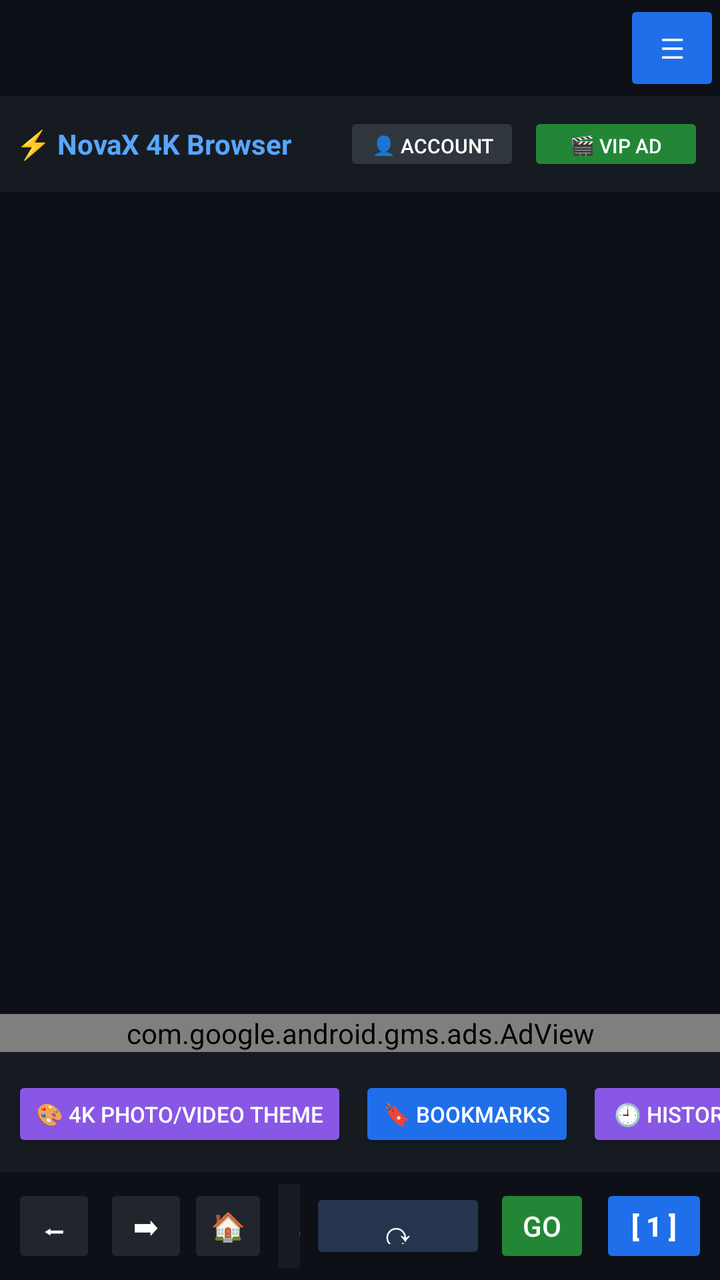
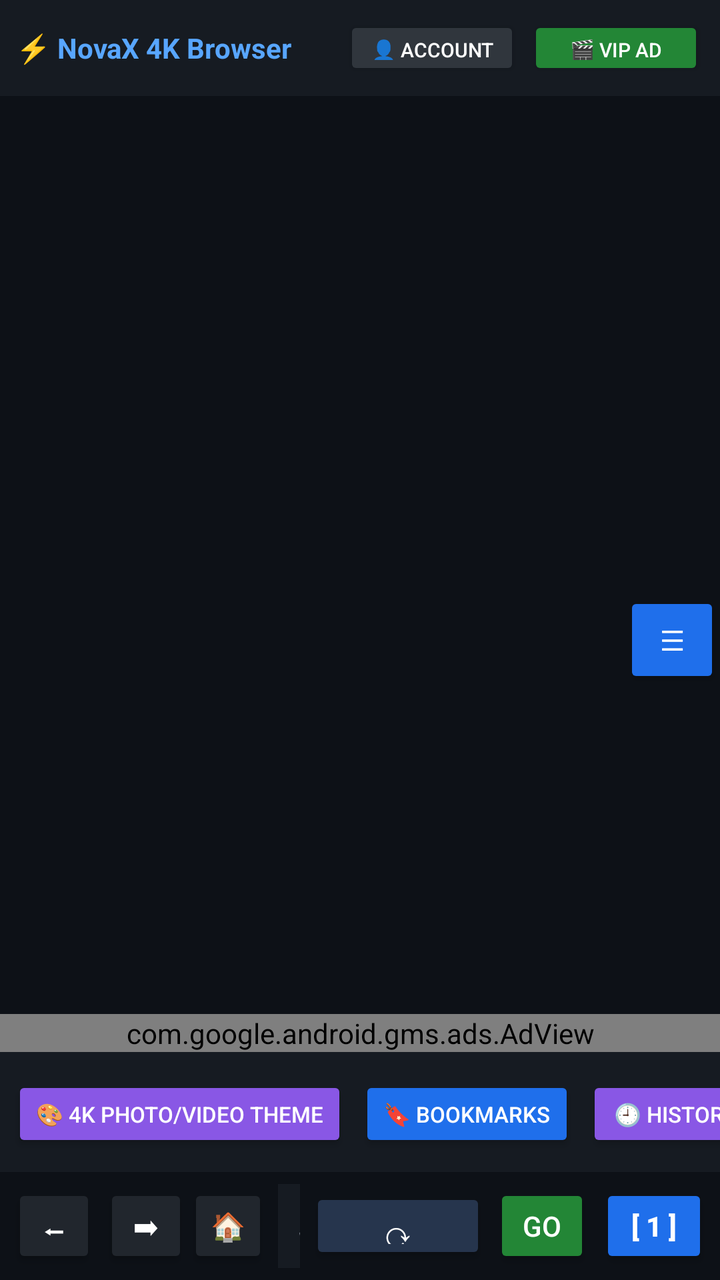

The first picture is an Android layout as it rendered before a commit; the second is the same layout after the commit. The layout source and the unified diff follow.
<!-- AndroidManifest.xml: application theme Theme.AppCompat.DayNight.NoActionBar -->
<!-- res/layout/activity_main.xml -->
<?xml version="1.0" encoding="utf-8"?>
<LinearLayout xmlns:android="http://schemas.android.com/apk/res/android"
    xmlns:ads="http://schemas.android.com/apk/res-auto"
    android:layout_width="match_parent"
    android:layout_height="match_parent"
    android:orientation="vertical"
    android:background="#0D1117">

    <Button
        android:id="@+id/btnUiToggle"
        android:layout_width="48dp"
        android:layout_height="48dp"
        android:text="☰"
        android:contentDescription="Toggle browser bars"
        android:layout_gravity="end"
        android:elevation="12dp"
        android:backgroundTint="#1F6FEB"
        android:textColor="#FFFFFF" />

    <LinearLayout
        android:id="@+id/topBar"
        android:layout_width="match_parent"
        android:layout_height="wrap_content"
        android:background="#161B22"
        android:padding="8dp"
        android:gravity="center_vertical">
        <TextView
            android:id="@+id/tvBrand"
            android:layout_width="0dp"
            android:layout_height="wrap_content"
            android:layout_weight="1"
            android:text="⚡ NovaX 4K Browser"
            android:textColor="#58A6FF"
            android:textStyle="bold"
            android:textSize="14sp" />
        <Button
            android:id="@+id/btnAdminPanel"
            android:layout_width="wrap_content"
            android:layout_height="32dp"
            android:text="⚙️ Admin"
            android:textSize="10sp"
            android:textColor="#161B22"
            android:backgroundTint="#D4AF37"
            android:layout_marginEnd="4dp"
            android:visibility="gone" />
        <Button
            android:id="@+id/btnLogin"
            android:layout_width="wrap_content"
            android:layout_height="32dp"
            android:text="👤 Account"
            android:textSize="10sp"
            android:textColor="#FFFFFF"
            android:backgroundTint="#30363D"
            android:layout_marginEnd="4dp" />
        <Button
            android:id="@+id/btnVipAd"
            android:layout_width="wrap_content"
            android:layout_height="32dp"
            android:text="🎬 VIP Ad"
            android:textSize="10sp"
            android:textColor="#FFFFFF"
            android:backgroundTint="#238636" />
    </LinearLayout>

    <LinearLayout
        android:id="@+id/miniPlayerBar"
        android:layout_width="match_parent"
        android:layout_height="wrap_content"
        android:background="#1F6FEB"
        android:padding="6dp"
        android:gravity="center_vertical"
        android:visibility="gone">
        <TextView
            android:id="@+id/tvMiniPlayerTitle"
            android:layout_width="0dp"
            android:layout_height="wrap_content"
            android:layout_weight="1"
            android:text="🎵 Playing in Background..."
            android:textColor="#FFFFFF"
            android:textSize="12sp"
            android:singleLine="true"
            android:textStyle="bold" />
        <Button
            android:id="@+id/btnMiniPlayPause"
            android:layout_width="68dp"
            android:layout_height="32dp"
            android:text="⏯️ Play"
            android:textSize="10sp"
            android:backgroundTint="#0D1117"
            android:textColor="#FFFFFF" />
        <Button
            android:id="@+id/btnMiniClose"
            android:layout_width="36dp"
            android:layout_height="32dp"
            android:layout_marginStart="4dp"
            android:text="✖"
            android:textSize="10sp"
            android:backgroundTint="#DA3633"
            android:textColor="#FFFFFF" />
    </LinearLayout>

    <ProgressBar
        android:id="@+id/progressBar"
        style="?android:attr/progressBarStyleHorizontal"
        android:layout_width="match_parent"
        android:layout_height="3dp"
        android:visibility="gone" />

    <FrameLayout
        android:id="@+id/webContainer"
        android:layout_width="match_parent"
        android:layout_height="0dp"
        android:layout_weight="1" />

    <com.google.android.gms.ads.AdView
        android:id="@+id/adView"
        android:layout_width="match_parent"
        android:layout_height="wrap_content"
        android:background="#0D1117"
        ads:adSize="BANNER"
        ads:adUnitId="ca-app-pub-3940256099942544/6300978111" />

    <HorizontalScrollView
        android:layout_width="match_parent"
        android:layout_height="wrap_content"
        android:background="#161B22"
        android:scrollbars="none">
        <LinearLayout
            android:layout_width="wrap_content"
            android:layout_height="wrap_content"
            android:orientation="horizontal"
            android:padding="6dp">
            <Button
                android:id="@+id/btnWallpaper"
                android:layout_width="wrap_content"
                android:layout_height="38dp"
                android:text="🎨 4K Photo/Video Theme"
                android:textSize="11sp"
                android:layout_marginEnd="6dp"
                android:backgroundTint="#8957E5"
                android:textColor="#FFFFFF" />
            <Button
                android:id="@+id/btnBookmarks"
                android:layout_width="wrap_content"
                android:layout_height="38dp"
                android:text="🔖 Bookmarks"
                android:textSize="11sp"
                android:layout_marginEnd="6dp"
                android:backgroundTint="#1F6FEB"
                android:textColor="#FFFFFF" />
            <Button
                android:id="@+id/btnHistory"
                android:layout_width="wrap_content"
                android:layout_height="38dp"
                android:text="🕘 History"
                android:textSize="11sp"
                android:layout_marginEnd="6dp"
                android:backgroundTint="#8957E5"
                android:textColor="#FFFFFF" />
            <Button
                android:id="@+id/btnQuickLinks"
                android:layout_width="wrap_content"
                android:layout_height="38dp"
                android:text="🌐 Links"
                android:textSize="11sp"
                android:layout_marginEnd="6dp" />
            <Button
                android:id="@+id/btnClearData"
                android:layout_width="wrap_content"
                android:layout_height="38dp"
                android:text="🗑 Clear"
                android:textSize="11sp"
                android:layout_marginEnd="6dp" />
            <Button
                android:id="@+id/btnDownloads"
                android:layout_width="wrap_content"
                android:layout_height="38dp"
                android:text="📥 Downloads"
                android:textSize="11sp"
                android:layout_marginEnd="6dp" />
            <Button
                android:id="@+id/btnSettings"
                android:layout_width="wrap_content"
                android:layout_height="38dp"
                android:text="⚙ Settings"
                android:textSize="11sp"
                android:layout_marginEnd="6dp" />
        <Button
            android:id="@+id/btnDesktopMode"
            android:layout_width="wrap_content"
            android:layout_height="wrap_content"
            android:text="Desktop Mode" />
        <Button
            android:id="@+id/btnWebsiteTools"
            android:layout_width="wrap_content"
            android:layout_height="wrap_content"
            android:text="Website Tools" />
        <Button
            android:id="@+id/btnSharePage"
            android:layout_width="wrap_content"
            android:layout_height="wrap_content"
            android:text="Share Page" />
        <Button
            android:id="@+id/btnQrScanner"
            android:layout_width="wrap_content"
            android:layout_height="wrap_content"
            android:text="QR Scanner" />
        <Button
            android:id="@+id/btnRestoreSession"
            android:layout_width="wrap_content"
            android:layout_height="wrap_content"
            android:text="Restore Session" />
        <Button
            android:id="@+id/btnSpeakPage"
            android:layout_width="wrap_content"
            android:layout_height="wrap_content"
            android:text="Read Aloud" />
        <Button
            android:id="@+id/btnFindPage"
            android:layout_width="wrap_content"
            android:layout_height="wrap_content"
            android:text="Find in Page" />
        <Button
            android:id="@+id/btnReadingMode"
            android:layout_width="wrap_content"
            android:layout_height="wrap_content"
            android:text="Reading Mode" />
        <Button
            android:id="@+id/btnSearchEngine"
            android:layout_width="wrap_content"
            android:layout_height="wrap_content"
            android:text="Search Engine" />


            <Button
                android:id="@+id/btnIncognito"
                android:layout_width="wrap_content"
                android:layout_height="38dp"
                android:text="🕵 Private"
                android:textSize="11sp"
                android:layout_marginEnd="6dp" />
            <Button
                android:id="@+id/btnPinAudio"
                android:layout_width="wrap_content"
                android:layout_height="38dp"
                android:text="📌 Pin Audio"
                android:textSize="11sp"
                android:layout_marginEnd="6dp"
                android:backgroundTint="#21262D"
                android:textColor="#C9D1D9" />
        </LinearLayout>
    </HorizontalScrollView>

    <LinearLayout
        android:layout_width="match_parent"
        android:layout_height="wrap_content"
        android:background="#0D1117"
        android:padding="6dp"
        android:gravity="center_vertical">
        <Button
            android:id="@+id/btnBack"
            android:layout_width="42dp"
            android:layout_height="42dp"
            android:text="⬅"
            android:contentDescription="Back"
            android:backgroundTint="#21262D"
            android:textColor="#FFFFFF" />
        <Button
            android:id="@+id/btnForward"
            android:layout_width="42dp"
            android:layout_height="42dp"
            android:layout_marginStart="4dp"
            android:text="➡"
            android:contentDescription="Forward"
            android:backgroundTint="#21262D"
            android:textColor="#FFFFFF" />
        <Button
            android:id="@+id/btnHome"
            android:layout_width="40dp"
            android:layout_height="42dp"
            android:text="🏠"
            android:backgroundTint="#21262D"
            android:textColor="#FFFFFF" />
        <EditText
            android:id="@+id/etUrl"
            android:layout_width="0dp"
            android:layout_height="42dp"
            android:layout_weight="1"
            android:layout_marginStart="5dp"
            android:layout_marginEnd="5dp"
            android:background="#161B22"
            android:hint="Search URL..."
            android:textColorHint="#8B949E"
            android:textColor="#FFFFFF"
            android:paddingStart="10dp"
            android:singleLine="true"
            android:inputType="textUri" />
        <Button
                android:id="@+id/btnRefresh"
                android:layout_width="wrap_content"
                android:layout_height="38dp"
                android:text="⟳"
                android:textSize="18sp"
                android:layout_marginEnd="4dp"
                android:backgroundTint="#26354D"
                android:textColor="#FFFFFF" />
            <Button
            android:id="@+id/btnGo"
            android:layout_width="48dp"
            android:layout_height="42dp"
            android:text="GO"
            android:backgroundTint="#238636"
            android:textColor="#FFFFFF" />
        <Button
            android:id="@+id/btnTabs"
            android:layout_width="54dp"
            android:layout_height="42dp"
            android:layout_marginStart="5dp"
            android:text="[ 1 ]"
            android:textStyle="bold"
            android:backgroundTint="#1F6FEB"
            android:textColor="#FFFFFF" />
    </LinearLayout>
</LinearLayout>
<!-- resources referenced by this layout -->
<resources>

</resources>

<!-- the commit's change to res/layout/activity_main.xml (unified diff, before → after) -->
@@ -1,21 +1,15 @@
-<?xml version="1.0" encoding="utf-8"?>
-<LinearLayout xmlns:android="http://schemas.android.com/apk/res/android"
+<FrameLayout xmlns:android="http://schemas.android.com/apk/res/android"
     xmlns:ads="http://schemas.android.com/apk/res-auto"
+    android:layout_width="match_parent"
+    android:layout_height="match_parent">
+<LinearLayout
+    android:id="@+id/browserRoot"
     android:layout_width="match_parent"
     android:layout_height="match_parent"
     android:orientation="vertical"
     android:background="#0D1117">
 
-    <Button
-        android:id="@+id/btnUiToggle"
-        android:layout_width="48dp"
-        android:layout_height="48dp"
-        android:text="☰"
-        android:contentDescription="Toggle browser bars"
-        android:layout_gravity="end"
-        android:elevation="12dp"
-        android:backgroundTint="#1F6FEB"
-        android:textColor="#FFFFFF" />
+    
 
     <LinearLayout
         android:id="@+id/topBar"
@@ -321,4 +315,16 @@
             android:backgroundTint="#1F6FEB"
             android:textColor="#FFFFFF" />
     </LinearLayout>
+
 </LinearLayout>
+<Button
+        android:id="@+id/btnUiToggle"
+        android:layout_width="48dp"
+        android:layout_height="48dp"
+        android:text="☰"
+        android:contentDescription="Toggle browser bars"
+        android:layout_gravity="end|center_vertical"
+        android:elevation="16dp"
+        android:backgroundTint="#1F6FEB"
+        android:textColor="#FFFFFF" />
+</FrameLayout>
